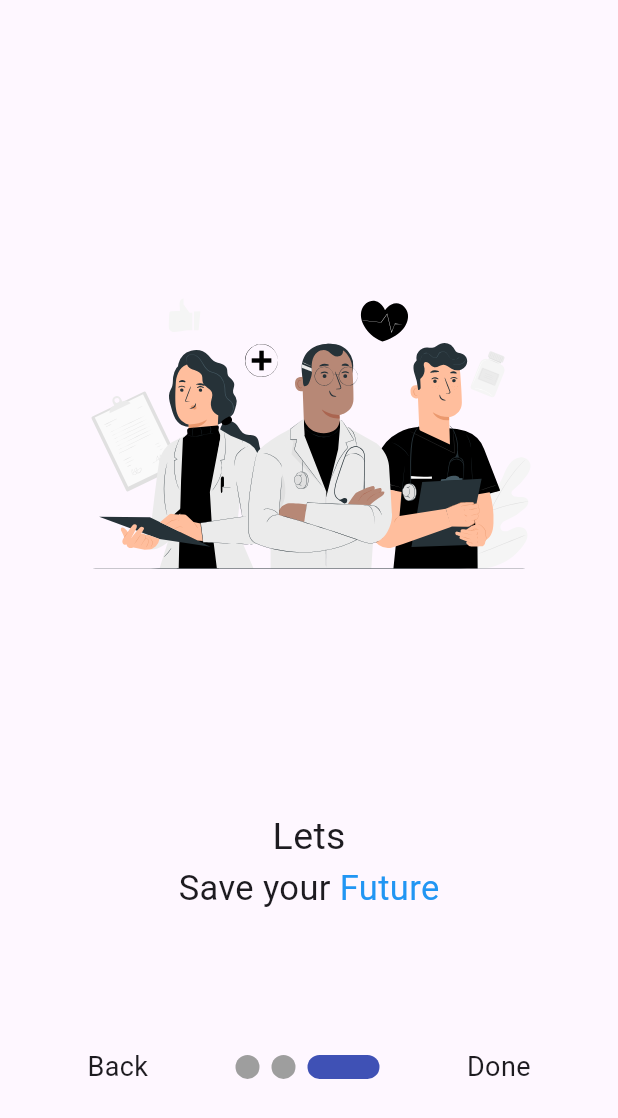
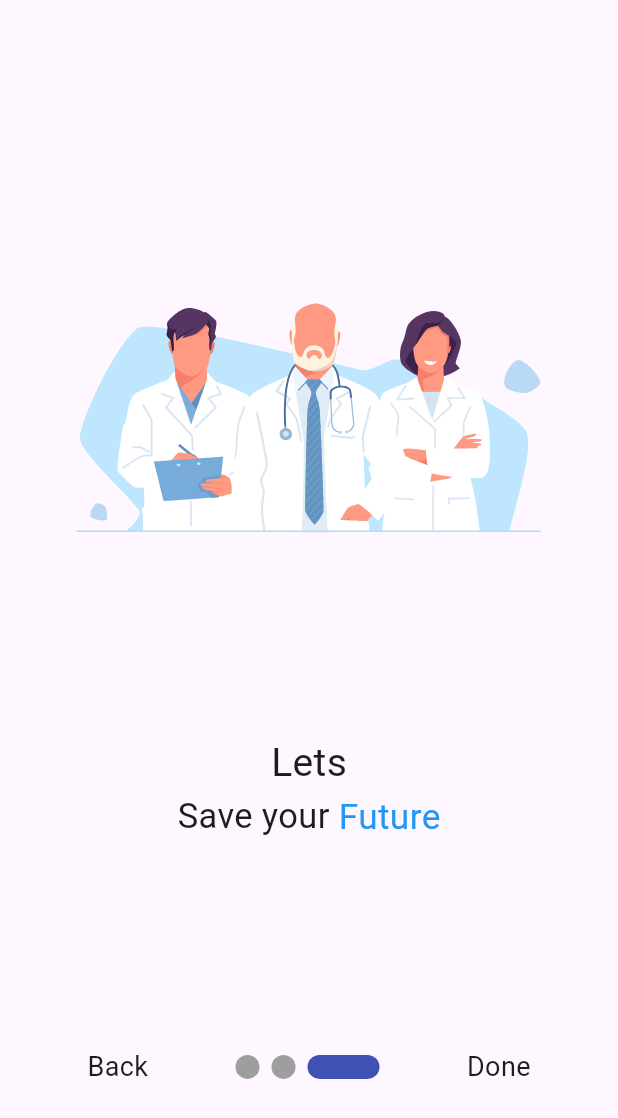
Before and after one commit to EslamHany2002/Rickman, a Flutter app: the screen it shows after launch, after a tap on "Skip", on a phone screen of 412 x 824 dp. Shown: the top 1118 px of the screen. Run offline on Flutter 3.47's test engine with Material 3 defaults, Android fonts, the phone set to English and light mode, and no system bars; drawn by our look-alikes of smooth_page_indicator; our stand-ins replace animated_splash_screen, dropdown_button2, flashy_tab_bar2, flutter_svg, font_awesome_flutter, icons_plus and 2 more; missing offline and left inert: flutter_rounded_date_picker; project files that could hold a hidden picture were left out.

Commit message:
change media query

```diff
--- a/lib/presentation/UI/Intro/Taps/Intro_Screen 1/Intro_Screen 1.dart
+++ b/lib/presentation/UI/Intro/Taps/Intro_Screen 1/Intro_Screen 1.dart
@@ -1,11 +1,13 @@
 import 'package:flutter/material.dart';
 import 'package:flutter_svg/flutter_svg.dart';
+import 'package:lottie/lottie.dart';
 
 class IntroFirstScreen extends StatelessWidget {
   const IntroFirstScreen({super.key});
 
   @override
   Widget build(BuildContext context) {
+    var size = MediaQuery.of(context).size;
     return Scaffold(
       body: SingleChildScrollView(
         physics: const BouncingScrollPhysics(),
@@ -13,23 +15,31 @@ class IntroFirstScreen extends StatelessWidget {
           padding: const EdgeInsets.all(40.0),
           child: Column(
             children: [
-
-
-              SvgPicture.asset("Assets/SVG/CT scan-amico.svg"),
-              const Text("Welcome to Rickman",style: TextStyle(fontSize: 25),),
+              SizedBox(height: size.height*0.16,),
+              Lottie.asset("Assets/Animations/smart scan.json"),
+              SizedBox(height: size.height*0.15,),
+              const Text(
+                "Welcome to Rickman",
+                style: TextStyle(fontSize: 25),
+              ),
 
               const Row(
                 mainAxisAlignment: MainAxisAlignment.center,
                 children: [
-                  Text("Smart Scan , ",style: TextStyle(fontSize: 22),),
-
-                  Text("Brighter Futures",style: TextStyle(fontSize: 22,color:Colors.blue),),
+                  FittedBox(
+                    child: Text(
+                      "Smart Scan , ",
+                      style: TextStyle(fontSize: 21),
+                    ),
+                  ),
+                  FittedBox(
+                    child: Text(
+                      "Brighter Futures",
+                      style: TextStyle(fontSize: 21, color: Colors.blue),
+                    ),
+                  ),
                 ],
               ),
-
-
-
-              // Text("data")
             ],
           ),
         ),
--- a/lib/presentation/UI/Intro/Taps/Intro_Screen 2/Intro_Screen 2.dart
+++ b/lib/presentation/UI/Intro/Taps/Intro_Screen 2/Intro_Screen 2.dart
@@ -1,37 +1,42 @@
 import 'package:flutter/material.dart';
 import 'package:flutter_svg/flutter_svg.dart';
+import 'package:lottie/lottie.dart';
 
 class IntroSecondScreen extends StatelessWidget {
   const IntroSecondScreen({super.key});
 
   @override
   Widget build(BuildContext context) {
+    var size = MediaQuery.of(context).size;
     return SingleChildScrollView(
       physics: const BouncingScrollPhysics(),
       child: Padding(
         padding: const EdgeInsets.all(40.0),
         child: Column(
           children: [
-            SvgPicture.asset("Assets/SVG/brain chemistry-amico.svg"),
+            SizedBox(height: size.height*0.15,),
+            Lottie.asset("Assets/Animations/detect animation.json"),
+            SizedBox(height: size.height*0.1,),
             const Text(
               "We will detect ",
-              style: TextStyle(fontSize: 25),
+              style: TextStyle(fontSize: 20),
             ),
             const Text(
-              "if you have brain tumor or not",
-              style: TextStyle(fontSize: 23),
-            ),
+                "if you have brain tumor or not",
+                style: TextStyle(fontSize: 20),
+              ),
+
 
             const Row(
               mainAxisAlignment: MainAxisAlignment.center,
               children: [
                 Text(
                   "By Scan , ",
-                  style: TextStyle(fontSize: 22),
+                  style: TextStyle(fontSize: 20),
                 ),
                 Text(
                   "Your MRI Image",
-                  style: TextStyle(fontSize: 22, color: Colors.blue),
+                  style: TextStyle(fontSize: 20.5, color: Colors.blue),
                 ),
               ],
             ),
--- a/lib/presentation/UI/Intro/Taps/Intro_Screen 3/Intro_Screen 3.dart
+++ b/lib/presentation/UI/Intro/Taps/Intro_Screen 3/Intro_Screen 3.dart
@@ -1,21 +1,25 @@
 import 'package:flutter/material.dart';
 import 'package:flutter_svg/flutter_svg.dart';
+import 'package:lottie/lottie.dart';
 
 class IntroThirdScreen extends StatelessWidget {
   const IntroThirdScreen({super.key});
 
   @override
   Widget build(BuildContext context) {
+    var size = MediaQuery.of(context).size;
     return SingleChildScrollView(
       physics: const BouncingScrollPhysics(),
       child: Padding(
         padding: const EdgeInsets.all(40.0),
         child: Column(
           children: [
-            SvgPicture.asset("Assets/SVG/Doctors-pana.svg"),
+            SizedBox(height: size.height*0.17,),
+            Lottie.asset("Assets/Animations/Doctors.json"),
+            SizedBox(height: size.height*0.15,),
             const Text(
               "Lets",
-              style: TextStyle(fontSize: 25),
+              style: TextStyle(fontSize: 26),
             ),
             // const Text("Save your future",style: TextStyle(fontSize: 23),),
 
@@ -28,7 +32,7 @@ class IntroThirdScreen extends StatelessWidget {
                 ),
                 Text(
                   "Future",
-                  style: TextStyle(fontSize: 23, color: Colors.blue),
+                  style: TextStyle(fontSize: 23.5, color: Colors.blue),
                 ),
               ],
             ),
```
